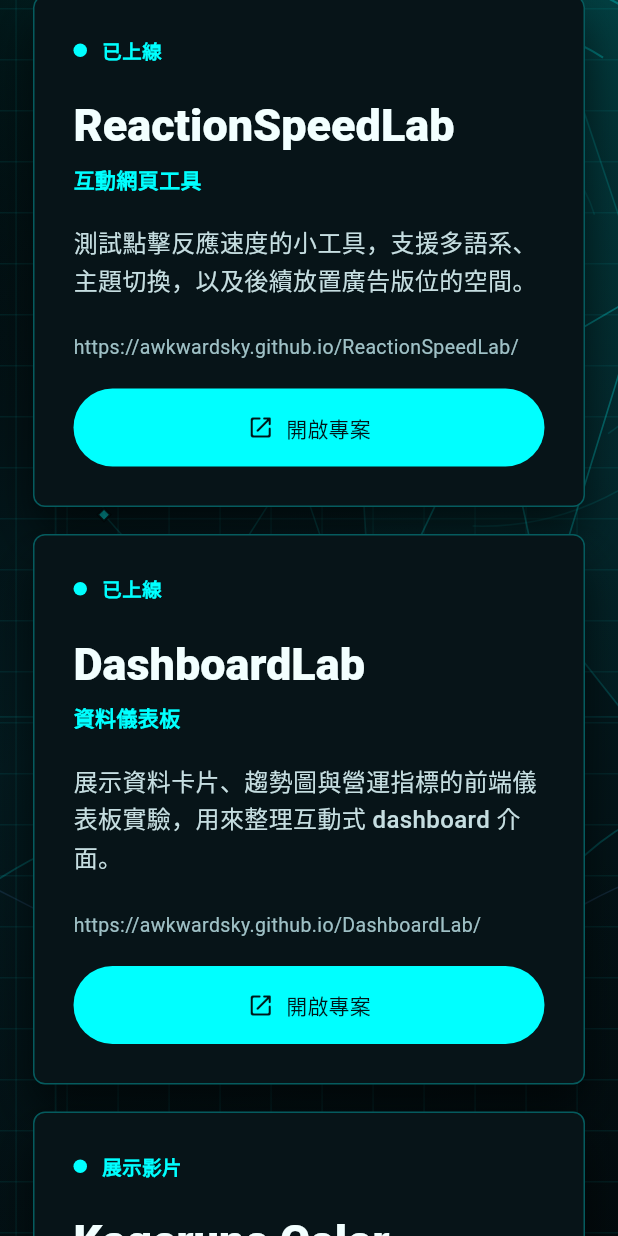
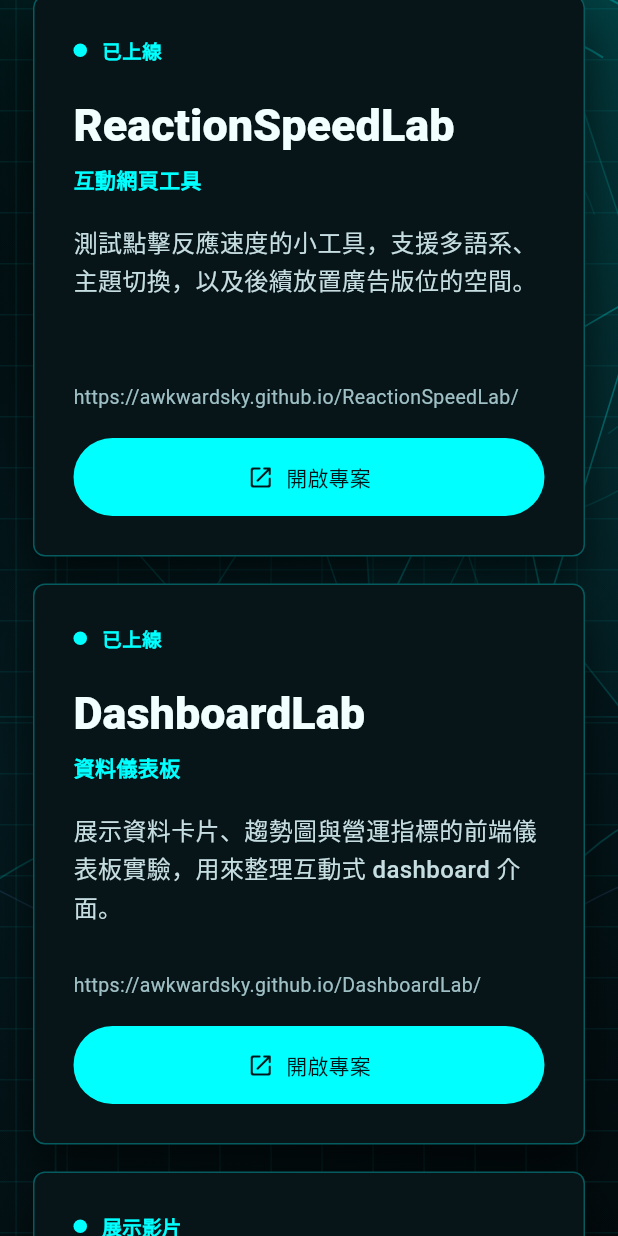
Before and after one commit to awkwardsky/awkwardsky.github.io, a Flutter app: the screen it shows after launch, scrolled down 576 dp, on a phone screen of 412 x 824 dp. Run offline on Flutter 3.47's test engine with Material 3 defaults, Android fonts, the phone set to English and light mode, and no system bars.

Commit message:
Use uniform project card heights

```diff
--- a/lib/main.dart
+++ b/lib/main.dart
@@ -502,6 +502,7 @@ class _ProjectGrid extends StatelessWidget {
                   final cardWidth =
                       (constraints.maxWidth - (spacing * (columns - 1))) /
                       columns;
+                  final cardHeight = columns == 2 ? 392.0 : 374.0;
 
                   return Wrap(
                     spacing: spacing,
@@ -510,6 +511,7 @@ class _ProjectGrid extends StatelessWidget {
                       for (final entry in projects.indexed)
                         SizedBox(
                           width: cardWidth,
+                          height: cardHeight,
                           child: _AnimatedProjectCard(
                             delayIndex: entry.$1,
                             project: entry.$2,
@@ -570,7 +572,6 @@ class _ProjectCard extends StatelessWidget {
     final colors = _AppleColors.of(context);
 
     return Container(
-      constraints: const BoxConstraints(minHeight: 286),
       padding: const EdgeInsets.all(26),
       decoration: BoxDecoration(
         color: colors.card,
@@ -626,13 +627,17 @@ class _ProjectCard extends StatelessWidget {
             style: TextStyle(color: colors.accent, fontWeight: FontWeight.w700),
           ),
           const SizedBox(height: 20),
-          Text(
+          Expanded(
+            child: Text(
               project.description,
+              maxLines: 5,
+              overflow: TextOverflow.ellipsis,
               style: TextStyle(
                 color: colors.bodyText,
                 fontSize: 16,
                 height: 1.55,
                 fontWeight: FontWeight.w500,
+              ),
             ),
           ),
           const SizedBox(height: 24),
```
Lines whose indentation alone changed are shown as unchanged.
